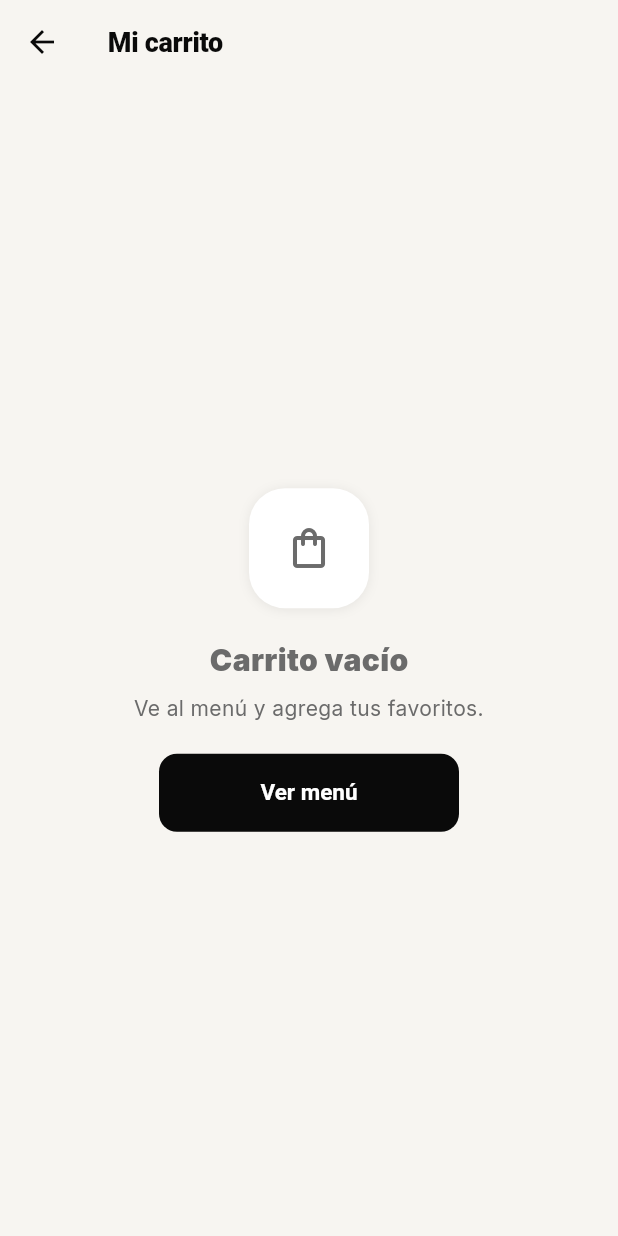
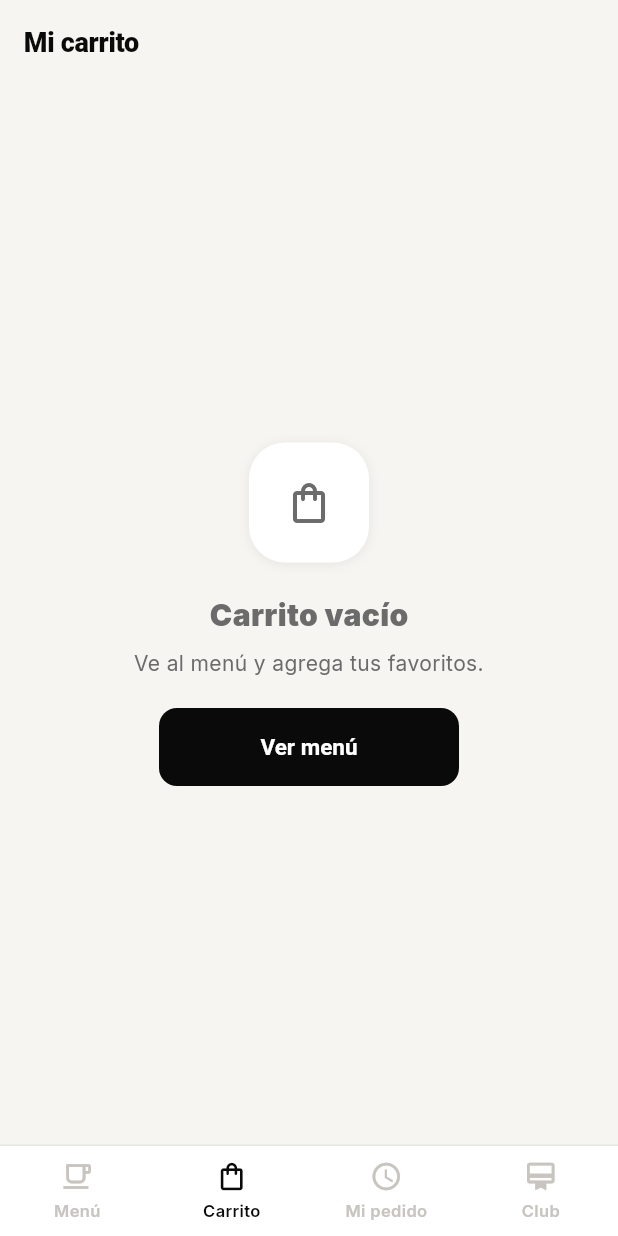
Before and after one commit to RaulPin/coffeclub, a Flutter app: the MenuScreen screen opened by its route, scrolled down 576 dp, after a tap on the "shopping bag" icon, on a phone screen of 412 x 824 dp. Run offline on Flutter 3.47's test engine with Material 3 defaults, Android fonts, the phone set to English and light mode, and no system bars; our stand-ins replace cloud_firestore, cloud_functions, firebase_auth, firebase_core, flutter_riverpod, go_router and 3 more; missing offline and left inert: flutter_facebook_auth, flutter_stripe; accounts and stored records are empty; network calls fail.

Commit message:
feat(ui): add product images and bottom navigation
- Add Unsplash demo images to all menu products (graceful icon fallback
  remains for any that fail to load)
- Add ClientShell with Figma-style bottom nav (Menú/Carrito/Mi pedido/Club)
  with live cart badge
- Restructure router to StatefulShellRoute.indexedStack; login, checkout
  and staff stay outside the shell
- Menu cart button switches tab via go() instead of push()

Co-Authored-By: Claude Opus 4.8 <noreply@anthropic.com>
Claude-Session: https://claude.ai/code/session_01WmHHfBbpZpBwh6379s6nQ6

```diff
--- a/lib/core/router/app_router.dart
+++ b/lib/core/router/app_router.dart
@@ -16,6 +16,7 @@ import '../../features/staff/presentation/shift_close_screen.dart';
 import '../../features/staff/presentation/staff_dashboard_screen.dart';
 import '../../features/staff/presentation/staff_login_screen.dart';
 import '../../features/subscription/presentation/subscription_screen.dart';
+import 'client_shell.dart';
 
 final routerProvider = Provider<GoRouter>((ref) {
   return GoRouter(
@@ -38,25 +39,45 @@ final routerProvider = Provider<GoRouter>((ref) {
         path: '/login',
         builder: (_, __) => const LoginScreen(),
       ),
+
+      // --- Cliente: pestañas con barra inferior ---
+      StatefulShellRoute.indexedStack(
+        builder: (_, __, navigationShell) =>
+            ClientShell(navigationShell: navigationShell),
+        branches: [
+          StatefulShellBranch(
+            routes: [
+              GoRoute(path: '/menu', builder: (_, __) => const MenuScreen()),
+            ],
+          ),
+          StatefulShellBranch(
+            routes: [
+              GoRoute(path: '/cart', builder: (_, __) => const CartScreen()),
+            ],
+          ),
+          StatefulShellBranch(
+            routes: [
               GoRoute(
-        path: '/menu',
-        builder: (_, __) => const MenuScreen(),
+                path: '/order',
+                builder: (_, __) => const OrderTrackingScreen(),
               ),
+            ],
+          ),
+          StatefulShellBranch(
+            routes: [
               GoRoute(
                 path: '/subscription',
                 builder: (_, __) => const SubscriptionScreen(),
               ),
-      GoRoute(
-        path: '/cart',
-        builder: (_, __) => const CartScreen(),
+            ],
           ),
+        ],
+      ),
+
+      // Checkout va por encima del shell (pantalla completa, sin barra).
       GoRoute(
         path: '/checkout',
         builder: (_, __) => const CheckoutScreen(),
-      ),
-      GoRoute(
-        path: '/order',
-        builder: (_, __) => const OrderTrackingScreen(),
       ),
 
       // --- Estación de tienda (empleado) ---
--- /dev/null
+++ b/lib/core/router/client_shell.dart
@@ -0,0 +1,133 @@
+import 'package:flutter/material.dart';
+import 'package:flutter_riverpod/flutter_riverpod.dart';
+import 'package:go_router/go_router.dart';
+
+import '../../features/cart/application/cart_controller.dart';
+import '../theme/app_colors.dart';
+
+/// Envuelve las pantallas del cliente con una barra de navegación inferior
+/// (Menú / Carrito / Mi pedido / Club), al estilo del diseño de Figma.
+class ClientShell extends ConsumerWidget {
+  const ClientShell({required this.navigationShell, super.key});
+
+  final StatefulNavigationShell navigationShell;
+
+  static const _items = [
+    (icon: Icons.local_cafe_outlined, label: 'Menú'),
+    (icon: Icons.shopping_bag_outlined, label: 'Carrito'),
+    (icon: Icons.schedule, label: 'Mi pedido'),
+    (icon: Icons.card_membership, label: 'Club'),
+  ];
+
+  void _goBranch(int index) {
+    navigationShell.goBranch(
+      index,
+      // Al volver a tocar la pestaña activa, regresa a su raíz.
+      initialLocation: index == navigationShell.currentIndex,
+    );
+  }
+
+  @override
+  Widget build(BuildContext context, WidgetRef ref) {
+    final cartCount = ref.watch(cartControllerProvider).fold<int>(
+          0,
+          (sum, item) => sum + item.quantity,
+        );
+
+    return Scaffold(
+      body: navigationShell,
+      bottomNavigationBar: Container(
+        decoration: const BoxDecoration(
+          color: AppColors.surface,
+          border: Border(top: BorderSide(color: AppColors.border)),
+        ),
+        child: SafeArea(
+          top: false,
+          child: SizedBox(
+            height: 60,
+            child: Row(
+              children: [
+                for (var i = 0; i < _items.length; i++)
+                  Expanded(
+                    child: _NavItem(
+                      icon: _items[i].icon,
+                      label: _items[i].label,
+                      active: navigationShell.currentIndex == i,
+                      badgeCount: i == 1 ? cartCount : 0,
+                      onTap: () => _goBranch(i),
+                    ),
+                  ),
+              ],
+            ),
+          ),
+        ),
+      ),
+    );
+  }
+}
+
+class _NavItem extends StatelessWidget {
+  const _NavItem({
+    required this.icon,
+    required this.label,
+    required this.active,
+    required this.badgeCount,
+    required this.onTap,
+  });
+
+  final IconData icon;
+  final String label;
+  final bool active;
+  final int badgeCount;
+  final VoidCallback onTap;
+
+  @override
+  Widget build(BuildContext context) {
+    final color = active ? AppColors.ink : AppColors.faint;
+    return InkWell(
+      onTap: onTap,
+      child: Column(
+        mainAxisAlignment: MainAxisAlignment.center,
+        children: [
+          Stack(
+            clipBehavior: Clip.none,
+            children: [
+              Icon(icon, size: 22, color: color),
+              if (badgeCount > 0)
+                Positioned(
+                  top: -4,
+                  right: -6,
+                  child: Container(
+                    width: 16,
+                    height: 16,
+                    alignment: Alignment.center,
+                    decoration: const BoxDecoration(
+                      color: AppColors.ink,
+                      shape: BoxShape.circle,
+                    ),
+                    child: Text(
+                      '$badgeCount',
+                      style: const TextStyle(
+                        color: Colors.white,
+                        fontSize: 9,
+                        fontWeight: FontWeight.w900,
+                      ),
+                    ),
+                  ),
+                ),
+            ],
+          ),
+          const SizedBox(height: 4),
+          Text(
+            label,
+            style: TextStyle(
+              fontSize: 11,
+              fontWeight: FontWeight.w600,
+              color: color,
+            ),
+          ),
+        ],
+      ),
+    );
+  }
+}
--- a/lib/features/menu/data/menu_repository.dart
+++ b/lib/features/menu/data/menu_repository.dart
@@ -21,12 +21,16 @@ class MockMenuRepository implements MenuRepository {
     await Future<void>.delayed(const Duration(milliseconds: 300));
     return const [
       // --- Bebidas (café) — precios placeholder, confirmar ---
+      // Nota: las imágenes son de Unsplash (demo). Reemplázalas por fotos
+      // reales del producto cuando las tengas.
       Product(
         id: 'espresso',
         name: 'Espresso',
         description: 'Shot de espresso de la casa.',
         priceCents: 3500,
         category: 'Café',
+        imageUrl:
+            'https://images.unsplash.com/photo-1510707577719-ae7c14805e3a?w=400&h=300&fit=crop',
       ),
       Product(
         id: 'americano',
@@ -35,6 +39,8 @@ class MockMenuRepository implements MenuRepository {
         priceCents: 4000,
         category: 'Café',
         eligibleForDailyPerk: true, // beneficio de socio: 1 al día por $1
+        imageUrl:
+            'https://images.unsplash.com/photo-1509042239860-f550ce710b93?w=400&h=300&fit=crop',
       ),
       Product(
         id: 'latte',
@@ -42,6 +48,8 @@ class MockMenuRepository implements MenuRepository {
         description: 'Espresso con leche vaporizada.',
         priceCents: 5000,
         category: 'Café',
+        imageUrl:
+            'https://images.unsplash.com/photo-1541167760496-1628856ab772?w=400&h=300&fit=crop',
       ),
       Product(
         id: 'matcha',
@@ -49,6 +57,8 @@ class MockMenuRepository implements MenuRepository {
         description: 'Té matcha con leche.',
         priceCents: 6000,
         category: 'Café',
+        imageUrl:
+            'https://images.unsplash.com/photo-1536256263959-770b48d82b0a?w=400&h=300&fit=crop',
       ),
       Product(
         id: 'lucuma-matcha-latte',
@@ -56,6 +66,8 @@ class MockMenuRepository implements MenuRepository {
         description: 'Matcha latte con lúcuma.',
         priceCents: 7000,
         category: 'Café',
+        imageUrl:
+            'https://images.unsplash.com/photo-1515823662972-da6a2e4d3002?w=400&h=300&fit=crop',
       ),
       Product(
         id: 'cold-brew',
@@ -63,6 +75,8 @@ class MockMenuRepository implements MenuRepository {
         description: 'Café de extracción en frío.',
         priceCents: 5500,
         category: 'Café',
+        imageUrl:
+            'https://images.unsplash.com/photo-1461023058943-07fcbe16d735?w=400&h=300&fit=crop',
       ),
       Product(
         id: 'lemonade',
@@ -70,6 +84,8 @@ class MockMenuRepository implements MenuRepository {
         description: 'Limonada natural.',
         priceCents: 4500,
         category: 'Café',
+        imageUrl:
+            'https://images.unsplash.com/photo-1621263764928-df1444c5e859?w=400&h=300&fit=crop',
       ),
       Product(
         id: 'smoothie',
@@ -77,6 +93,8 @@ class MockMenuRepository implements MenuRepository {
         description: 'Smoothie de frutos rojos.',
         priceCents: 6500,
         category: 'Café',
+        imageUrl:
+            'https://images.unsplash.com/photo-1553530666-ba11a7da3888?w=400&h=300&fit=crop',
       ),
 
       // --- Pizzas NY Style — 30 cm · 6 rebanadas · ideal para 2 · $130 ---
@@ -86,6 +104,8 @@ class MockMenuRepository implements MenuRepository {
         description: 'Doble pepperoni y queso mozzarella.',
         priceCents: 13000,
         category: 'Pizza',
+        imageUrl:
+            'https://images.unsplash.com/photo-1628840042765-356cda07504e?w=400&h=300&fit=crop',
       ),
       Product(
         id: 'pizza-3-quesos',
@@ -93,6 +113,8 @@ class MockMenuRepository implements MenuRepository {
         description: 'Mozzarella, manchego y queso de cabra.',
         priceCents: 13000,
         category: 'Pizza',
+        imageUrl:
+            'https://images.unsplash.com/photo-1513104890138-7c749659a591?w=400&h=300&fit=crop',
       ),
       Product(
         id: 'pizza-lomo-canadiense',
@@ -100,6 +122,8 @@ class MockMenuRepository implements MenuRepository {
         description: 'Lomo canadiense, tomate fresco y queso mozzarella.',
         priceCents: 13000,
         category: 'Pizza',
+        imageUrl:
+            'https://images.unsplash.com/photo-1565299624946-b28f40a0ae38?w=400&h=300&fit=crop',
       ),
       Product(
         id: 'pizza-mexicana',
@@ -107,6 +131,8 @@ class MockMenuRepository implements MenuRepository {
         description: 'Tocino, tomate, cebolla, chorizo y queso mozzarella.',
         priceCents: 13000,
         category: 'Pizza',
+        imageUrl:
+            'https://images.unsplash.com/photo-1534308983496-4fabb1a015ee?w=400&h=300&fit=crop',
       ),
       Product(
         id: 'pizza-espanola',
@@ -114,6 +140,8 @@ class MockMenuRepository implements MenuRepository {
         description: 'Queso manchego con chorizo Pamplona.',
         priceCents: 13000,
         category: 'Pizza',
+        imageUrl:
+            'https://images.unsplash.com/photo-1571407970349-bc81e7e96d47?w=400&h=300&fit=crop',
       ),
       Product(
         id: 'pizza-italiana',
@@ -121,6 +149,8 @@ class MockMenuRepository implements MenuRepository {
         description: 'Mozzarella + Salami Sobrassata.',
         priceCents: 13000,
         category: 'Pizza',
+        imageUrl:
+            'https://images.unsplash.com/photo-1574071318508-1cdbab80d002?w=400&h=300&fit=crop',
       ),
 
       // --- Postre ---
@@ -130,6 +160,8 @@ class MockMenuRepository implements MenuRepository {
         description: 'Galleta con chispas de chocolate y helado de fresa.',
         priceCents: 3900,
         category: 'Postre',
+        imageUrl:
+            'https://images.unsplash.com/photo-1606313564200-e75d5e30476c?w=400&h=300&fit=crop',
       ),
     ];
   }
--- a/lib/features/menu/presentation/menu_screen.dart
+++ b/lib/features/menu/presentation/menu_screen.dart
@@ -97,7 +97,7 @@ class _CartButton extends StatelessWidget {
   @override
   Widget build(BuildContext context) {
     return GestureDetector(
-      onTap: () => context.push('/cart'),
+      onTap: () => context.go('/cart'),
       child: Container(
         width: 40,
         height: 40,
```
Lines whose indentation alone changed are shown as unchanged.
